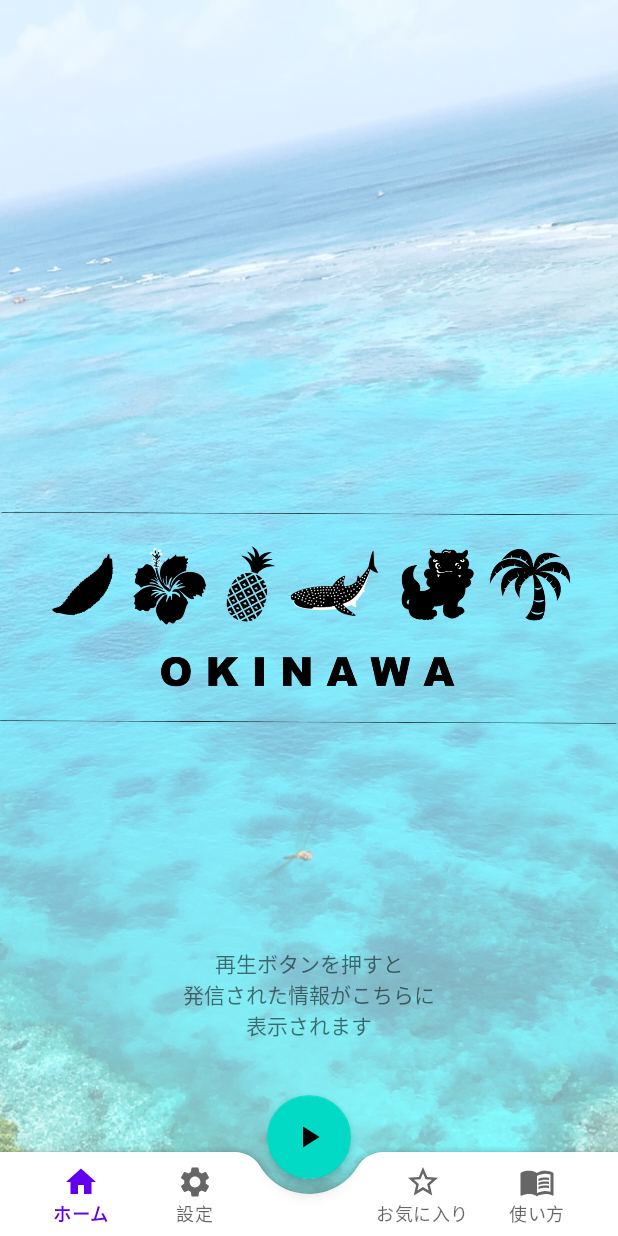
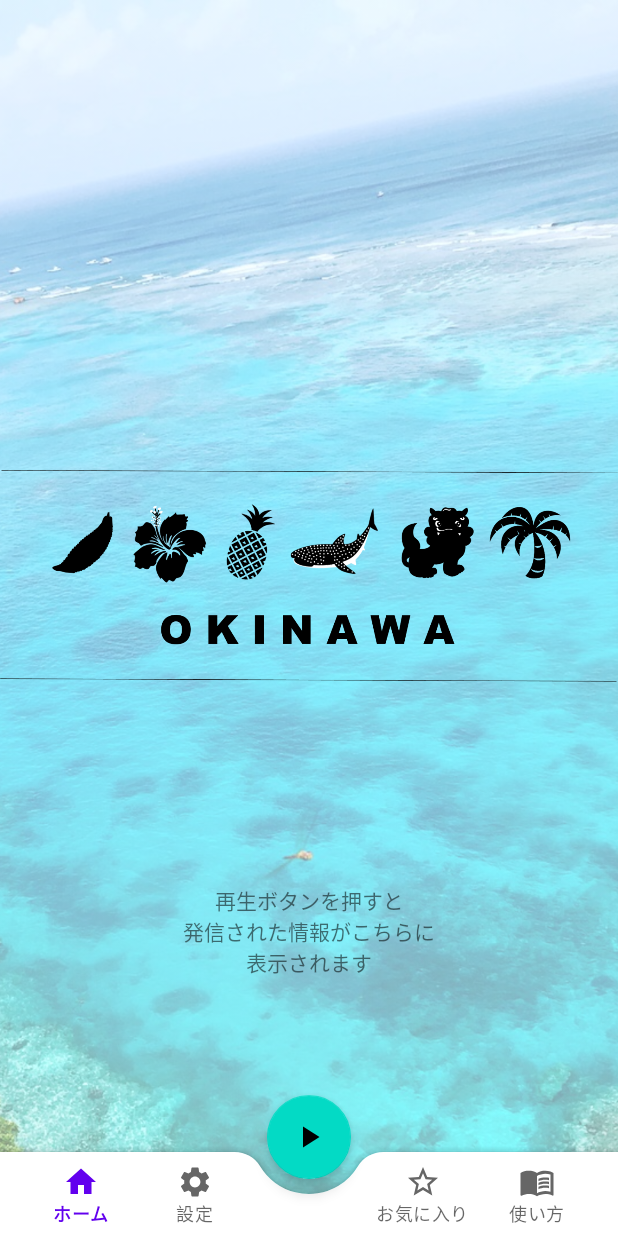
Before and after one commit to ssi17/okishiru, an Android app: the screen it shows after launch (MainActivity), on a phone screen of 412 x 824 dp. Run offline under Robolectric (Android 15) with nearby library versions, the phone set to English and light mode, and no system bars; our stand-ins replace Room's generated code, data binding, navigation-ui.

Commit message:
Fragment and BottomNavigation sizing

```diff
--- a/app/src/main/res/layout/activity_main.xml
+++ b/app/src/main/res/layout/activity_main.xml
@@ -15,31 +15,31 @@
         android:src="@drawable/background_image" />
 
     <com.google.android.material.bottomappbar.BottomAppBar
+        android:id="@+id/bottomAppBar"
         android:layout_width="match_parent"
         android:layout_height="wrap_content"
-        android:id="@+id/bottomAppBar"
         android:layout_gravity="bottom"
-        app:fabCradleVerticalOffset="10dp"
+        app:fabCradleMargin="10dp"
         app:fabCradleRoundedCornerRadius="20dp"
-        app:fabCradleMargin="10dp">
+        app:fabCradleVerticalOffset="10dp">
 
         <com.google.android.material.bottomnavigation.BottomNavigationView
             android:id="@+id/bottom_navigation"
             android:layout_width="match_parent"
             android:layout_height="wrap_content"
+            android:layout_marginEnd="16dp"
             android:background="@android:color/transparent"
-            android:layout_marginEnd="16dp"
             app:labelVisibilityMode="labeled"
             app:menu="@menu/bottom_navigation_menu" />
 
     </com.google.android.material.bottomappbar.BottomAppBar>
 
     <com.google.android.material.floatingactionbutton.FloatingActionButton
+        android:id="@+id/fab"
         android:layout_width="wrap_content"
         android:layout_height="wrap_content"
-        android:id="@+id/fab"
+        android:contentDescription="@string/fab"
         android:src="@drawable/ic_play"
-        android:contentDescription="@string/fab"
         app:layout_anchor="@id/bottomAppBar" />
 
     <androidx.fragment.app.FragmentContainerView
@@ -47,6 +47,7 @@
         android:name="androidx.navigation.fragment.NavHostFragment"
         android:layout_width="match_parent"
         android:layout_height="match_parent"
+        android:layout_marginBottom="?attr/actionBarSize"
         app:defaultNavHost="true"
         app:navGraph="@navigation/nav_graph" />
 
--- a/app/src/main/res/layout/fragment_information.xml
+++ b/app/src/main/res/layout/fragment_information.xml
@@ -48,9 +48,11 @@
         <androidx.recyclerview.widget.RecyclerView
             android:id="@+id/recycler_view"
             android:layout_width="match_parent"
-            android:layout_height="match_parent"
-            android:layout_marginVertical="80dp"
-            tools:listitem="@layout/item_view" />
+            android:layout_height="0dp"
+            app:layout_constraintTop_toBottomOf="@id/information_title"
+            app:layout_constraintBottom_toBottomOf="parent"
+            tools:listitem="@layout/item_view"
+            tools:ignore="MissingConstraints" />
 
     </androidx.constraintlayout.widget.ConstraintLayout>
 </layout>
```
Also changed, not shown: app/src/main/java/com/example/sotukenv2/MainActivity.kt (+2 -5 lines), app/src/main/res/layout/fragment_favorite.xml (+8 -6 lines).
